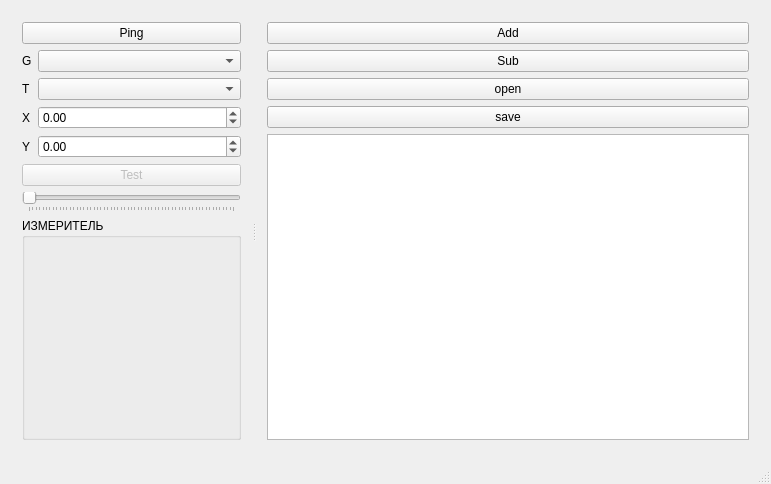
This is mainwindow.ui in XRay3D/KyboardTester as Qt 5 draws it before an edit. The edited form follows.
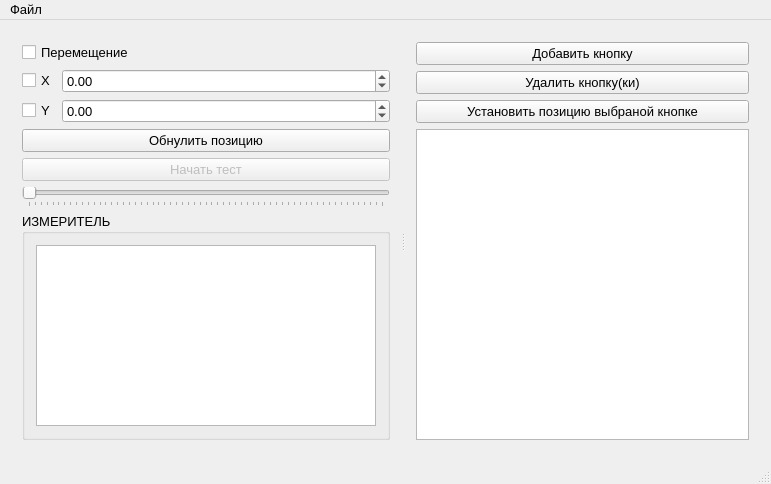
This is the edited form. Custom widgets are drawn as their Qt base class.

Diff of the .ui file:
```diff
--- a/mainwindow.ui
+++ b/mainwindow.ui
@@ -10,6 +10,11 @@
     <height>484</height>
    </rect>
   </property>
+  <property name="font">
+   <font>
+    <pointsize>10</pointsize>
+   </font>
+  </property>
   <property name="windowTitle">
    <string>MainWindow</string>
   </property>
@@ -22,51 +27,40 @@
       </property>
       <widget class="QWidget" name="layoutWidget">
        <layout class="QGridLayout" name="gridLayout">
+        <item row="1" column="1">
+         <widget class="QDoubleSpinBox" name="dsbxX">
+          <property name="minimum">
+           <double>-1000.000000000000000</double>
+          </property>
+          <property name="maximum">
+           <double>1000.000000000000000</double>
+          </property>
+          <property name="singleStep">
+           <double>0.500000000000000</double>
+          </property>
+         </widget>
+        </item>
+        <item row="0" column="0" colspan="2">
+         <widget class="QCheckBox" name="chbxMove">
+          <property name="text">
+           <string>Перемещение</string>
+          </property>
+         </widget>
+        </item>
         <item row="2" column="0">
-         <widget class="QLabel" name="label">
+         <widget class="QCheckBox" name="chbxY">
           <property name="sizePolicy">
-           <sizepolicy hsizetype="Fixed" vsizetype="Preferred">
+           <sizepolicy hsizetype="Fixed" vsizetype="Fixed">
             <horstretch>0</horstretch>
             <verstretch>0</verstretch>
            </sizepolicy>
           </property>
           <property name="text">
-           <string>G</string>
+           <string>Y</string>
           </property>
          </widget>
         </item>
-        <item row="8" column="0" colspan="2">
-         <widget class="QGroupBox" name="groupBox_2">
-          <property name="sizePolicy">
-           <sizepolicy hsizetype="Preferred" vsizetype="Expanding">
-            <horstretch>0</horstretch>
-            <verstretch>0</verstretch>
-           </sizepolicy>
-          </property>
-          <property name="title">
-           <string>ИЗМЕРИТЕЛЬ</string>
-          </property>
-          <layout class="QVBoxLayout" name="verticalLayout_2">
-           <item>
-            <widget class="TESTER" name="widget_2" native="true"/>
-           </item>
-          </layout>
-         </widget>
-        </item>
-        <item row="4" column="0">
-         <widget class="QLabel" name="label_3">
-          <property name="sizePolicy">
-           <sizepolicy hsizetype="Fixed" vsizetype="Preferred">
-            <horstretch>0</horstretch>
-            <verstretch>0</verstretch>
-           </sizepolicy>
-          </property>
-          <property name="text">
-           <string>X</string>
-          </property>
-         </widget>
-        </item>
-        <item row="7" column="0" colspan="2">
+        <item row="5" column="0" colspan="2">
          <widget class="QSlider" name="hslPress">
           <property name="maximum">
            <number>300</number>
@@ -82,72 +76,67 @@
           </property>
          </widget>
         </item>
-        <item row="0" column="0" colspan="2">
-         <widget class="QPushButton" name="pbPing">
-          <property name="text">
-           <string>Ping</string>
-          </property>
-         </widget>
-        </item>
-        <item row="5" column="0">
-         <widget class="QLabel" name="label_4">
-          <property name="sizePolicy">
-           <sizepolicy hsizetype="Fixed" vsizetype="Preferred">
-            <horstretch>0</horstretch>
-            <verstretch>0</verstretch>
-           </sizepolicy>
-          </property>
-          <property name="text">
-           <string>Y</string>
-          </property>
-         </widget>
-        </item>
-        <item row="5" column="1">
-         <widget class="QDoubleSpinBox" name="dsbxY">
-          <property name="minimum">
-           <double>-1000.000000000000000</double>
-          </property>
-          <property name="maximum">
-           <double>1000.000000000000000</double>
-          </property>
-         </widget>
-        </item>
-        <item row="3" column="1">
-         <widget class="QComboBox" name="cbxTester"/>
-        </item>
-        <item row="3" column="0">
-         <widget class="QLabel" name="label_2">
-          <property name="sizePolicy">
-           <sizepolicy hsizetype="Fixed" vsizetype="Preferred">
-            <horstretch>0</horstretch>
-            <verstretch>0</verstretch>
-           </sizepolicy>
-          </property>
-          <property name="text">
-           <string>T</string>
-          </property>
-         </widget>
-        </item>
-        <item row="4" column="1">
-         <widget class="QDoubleSpinBox" name="dsbxX">
-          <property name="minimum">
-           <double>-1000.000000000000000</double>
-          </property>
-          <property name="maximum">
-           <double>1000.000000000000000</double>
-          </property>
-         </widget>
-        </item>
-        <item row="2" column="1">
-         <widget class="QComboBox" name="cbxGrbl"/>
-        </item>
-        <item row="6" column="0" colspan="2">
-         <widget class="QPushButton" name="pushButton">
+        <item row="4" column="0" colspan="2">
+         <widget class="QPushButton" name="pbTest">
           <property name="enabled">
            <bool>false</bool>
           </property>
           <property name="text">
-           <string>Test</string>
+           <string>Начать тест</string>
+          </property>
+          <property name="checkable">
+           <bool>true</bool>
+          </property>
+         </widget>
+        </item>
+        <item row="1" column="0">
+         <widget class="QCheckBox" name="chbxX">
+          <property name="sizePolicy">
+           <sizepolicy hsizetype="Fixed" vsizetype="Fixed">
+            <horstretch>0</horstretch>
+            <verstretch>0</verstretch>
+           </sizepolicy>
+          </property>
+          <property name="text">
+           <string>X</string>
+          </property>
+         </widget>
+        </item>
+        <item row="2" column="1">
+         <widget class="QDoubleSpinBox" name="dsbxY">
+          <property name="minimum">
+           <double>-1000.000000000000000</double>
+          </property>
+          <property name="maximum">
+           <double>1000.000000000000000</double>
+          </property>
+          <property name="singleStep">
+           <double>0.500000000000000</double>
+          </property>
+         </widget>
+        </item>
+        <item row="6" column="0" colspan="2">
+         <widget class="QGroupBox" name="groupBox_2">
+          <property name="sizePolicy">
+           <sizepolicy hsizetype="Preferred" vsizetype="Expanding">
+            <horstretch>0</horstretch>
+            <verstretch>0</verstretch>
+           </sizepolicy>
+          </property>
+          <property name="title">
+           <string>ИЗМЕРИТЕЛЬ</string>
+          </property>
+          <layout class="QVBoxLayout" name="verticalLayout_2">
+           <item>
+            <widget class="QTableView" name="tableViewTester"/>
+           </item>
+          </layout>
+         </widget>
+        </item>
+        <item row="3" column="0" colspan="2">
+         <widget class="QPushButton" name="pbZero">
+          <property name="text">
+           <string>Обнулить позицию</string>
           </property>
          </widget>
         </item>
@@ -155,38 +144,31 @@
       </widget>
       <widget class="QWidget" name="gridLayoutWidget">
        <layout class="QGridLayout" name="gridLayout_2">
-        <item row="2" column="0">
-         <widget class="QPushButton" name="pbOpen">
+        <item row="1" column="0">
+         <widget class="QPushButton" name="pbSub">
           <property name="text">
-           <string>open</string>
+           <string>Удалить кнопку(ки)</string>
           </property>
          </widget>
         </item>
         <item row="3" column="0">
-         <widget class="QPushButton" name="pbSave">
-          <property name="text">
-           <string>save</string>
-          </property>
-         </widget>
-        </item>
-        <item row="0" column="0">
-         <widget class="QPushButton" name="pbAdd">
-          <property name="text">
-           <string>Add</string>
-          </property>
-         </widget>
-        </item>
-        <item row="4" column="0">
          <widget class="QTableView" name="tableViewButtons">
           <property name="selectionBehavior">
            <enum>QAbstractItemView::SelectRows</enum>
           </property>
          </widget>
         </item>
-        <item row="1" column="0">
-         <widget class="QPushButton" name="pbSub">
+        <item row="0" column="0">
+         <widget class="QPushButton" name="pbAdd">
           <property name="text">
-           <string>Sub</string>
+           <string>Добавить кнопку</string>
+          </property>
+         </widget>
+        </item>
+        <item row="2" column="0">
+         <widget class="QPushButton" name="pbSetPos">
+          <property name="text">
+           <string>Установить позицию выбраной кнопке</string>
           </property>
          </widget>
         </item>
@@ -202,21 +184,20 @@
      <x>0</x>
      <y>0</y>
      <width>771</width>
-     <height>21</height>
+     <height>23</height>
     </rect>
    </property>
+   <widget class="QMenu" name="menu">
+    <property name="title">
+     <string>Файл</string>
+    </property>
+    <addaction name="separator"/>
+   </widget>
+   <addaction name="menu"/>
   </widget>
   <widget class="QStatusBar" name="statusBar_"/>
  </widget>
  <layoutdefault spacing="6" margin="11"/>
- <customwidgets>
-  <customwidget>
-   <class>TESTER</class>
-   <extends>QWidget</extends>
-   <header>tester.h</header>
-   <container>1</container>
-  </customwidget>
- </customwidgets>
  <resources/>
  <connections/>
 </ui>
```
